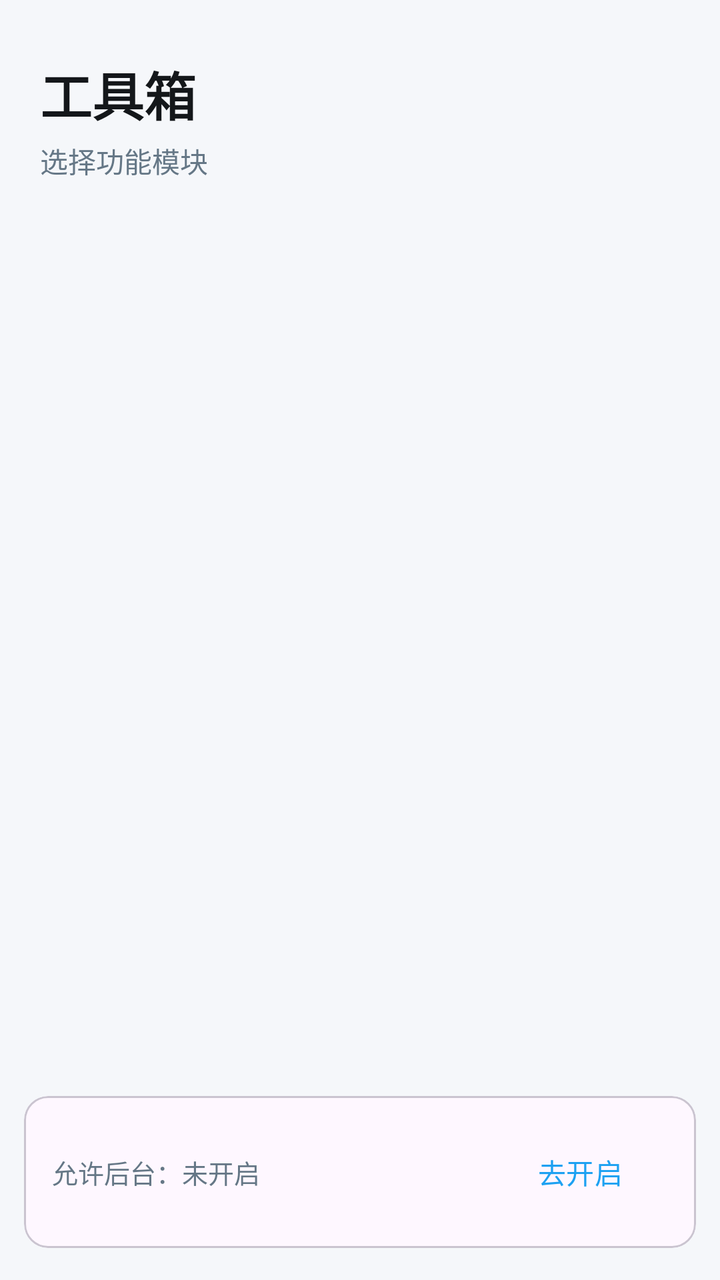
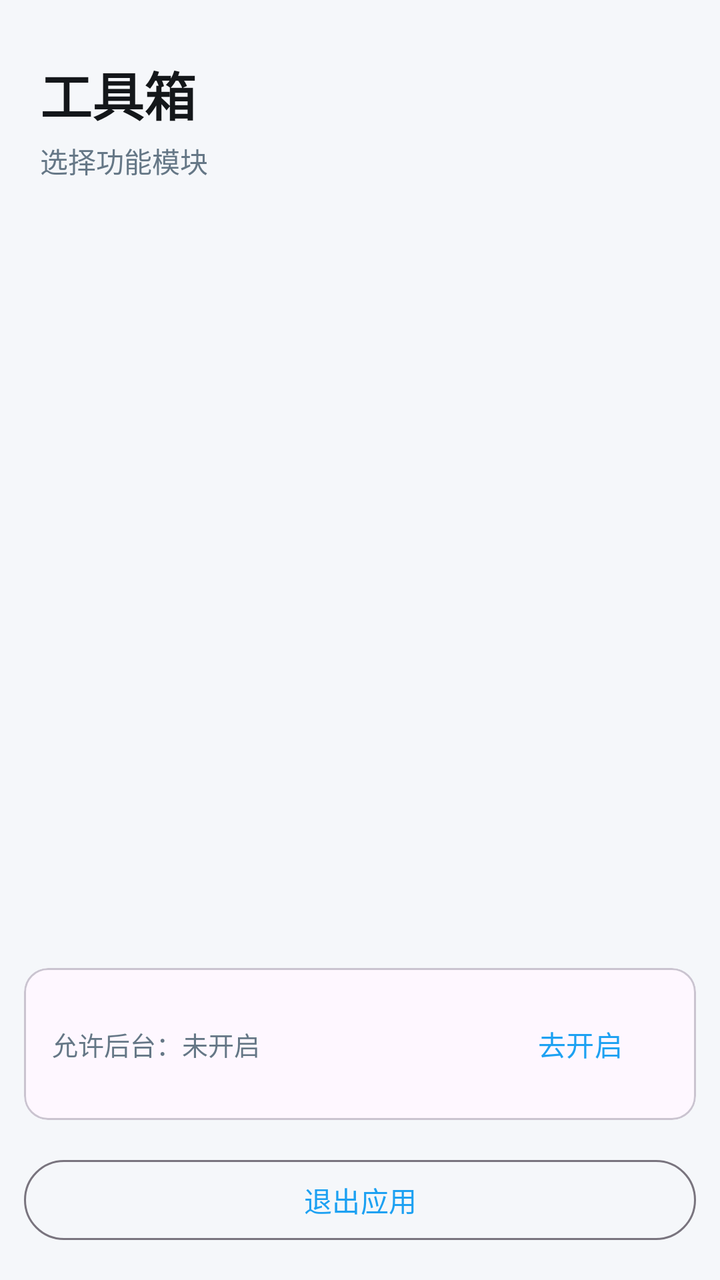

An Android layout rendered at two revisions. The XML below is the earlier revision; the diff shows what the commit changed to produce the second picture.
<!-- AndroidManifest.xml: application theme Theme.XVideoDownloader -->
<!-- res/layout/activity_home.xml -->
<?xml version="1.0" encoding="utf-8"?>
<LinearLayout xmlns:android="http://schemas.android.com/apk/res/android"
    xmlns:app="http://schemas.android.com/apk/res-auto"
    android:layout_width="match_parent"
    android:layout_height="match_parent"
    android:orientation="vertical">

    <TextView
        android:layout_width="wrap_content"
        android:layout_height="wrap_content"
        android:layout_marginStart="20dp"
        android:layout_marginTop="28dp"
        android:text="@string/app_name"
        android:textColor="@color/text_primary"
        android:textSize="26sp"
        android:textStyle="bold" />

    <TextView
        android:layout_width="wrap_content"
        android:layout_height="wrap_content"
        android:layout_marginStart="20dp"
        android:layout_marginTop="4dp"
        android:layout_marginBottom="12dp"
        android:text="选择功能模块"
        android:textColor="@color/text_secondary"
        android:textSize="14sp" />

    <androidx.recyclerview.widget.RecyclerView
        android:id="@+id/rvModules"
        android:layout_width="match_parent"
        android:layout_height="0dp"
        android:layout_weight="1"
        android:clipToPadding="false"
        android:paddingTop="8dp"
        android:paddingBottom="16dp" />

    <com.google.android.material.card.MaterialCardView
        android:layout_width="match_parent"
        android:layout_height="wrap_content"
        android:layout_marginHorizontal="12dp"
        android:layout_marginBottom="16dp"
        app:cardCornerRadius="12dp">

        <LinearLayout
            android:layout_width="match_parent"
            android:layout_height="wrap_content"
            android:gravity="center_vertical"
            android:orientation="horizontal"
            android:padding="14dp">

            <TextView
                android:id="@+id/tvBackgroundStatus"
                android:layout_width="0dp"
                android:layout_height="wrap_content"
                android:layout_weight="1"
                android:text="允许后台：未开启"
                android:textColor="@color/text_secondary"
                android:textSize="13sp" />

            <com.google.android.material.button.MaterialButton
                android:id="@+id/btnBackground"
                style="@style/Widget.Material3.Button.TextButton"
                android:layout_width="wrap_content"
                android:layout_height="wrap_content"
                android:text="去开启" />
        </LinearLayout>
    </com.google.android.material.card.MaterialCardView>

</LinearLayout>
<!-- resources referenced by this layout -->
<resources>
  <color name="text_primary">#14171A</color>
  <color name="text_secondary">#657786</color>
  <string name="app_name">工具箱</string>
  <style name="Theme.XVideoDownloader" parent="Theme.Material3.DayNight.NoActionBar">
          <item name="colorPrimary">@color/primary</item>
          <item name="colorOnPrimary">@android:color/white</item>
          <item name="colorSecondary">@color/primary</item>
          <item name="android:windowBackground">@color/bg</item>
          <item name="android:statusBarColor">@color/primary_dark</item>
      </style>
  <color name="primary">#1DA1F2</color>
  <color name="bg">#F5F7FA</color>
  <color name="primary_dark">#0E71A8</color>
</resources>

<!-- the commit's change to res/layout/activity_home.xml (unified diff, before → after) -->
@@ -66,4 +66,13 @@
         </LinearLayout>
     </com.google.android.material.card.MaterialCardView>
 
+    <com.google.android.material.button.MaterialButton
+        android:id="@+id/btnExit"
+        style="@style/Widget.Material3.Button.OutlinedButton"
+        android:layout_width="match_parent"
+        android:layout_height="wrap_content"
+        android:layout_marginHorizontal="12dp"
+        android:layout_marginBottom="16dp"
+        android:text="退出应用" />
+
 </LinearLayout>
